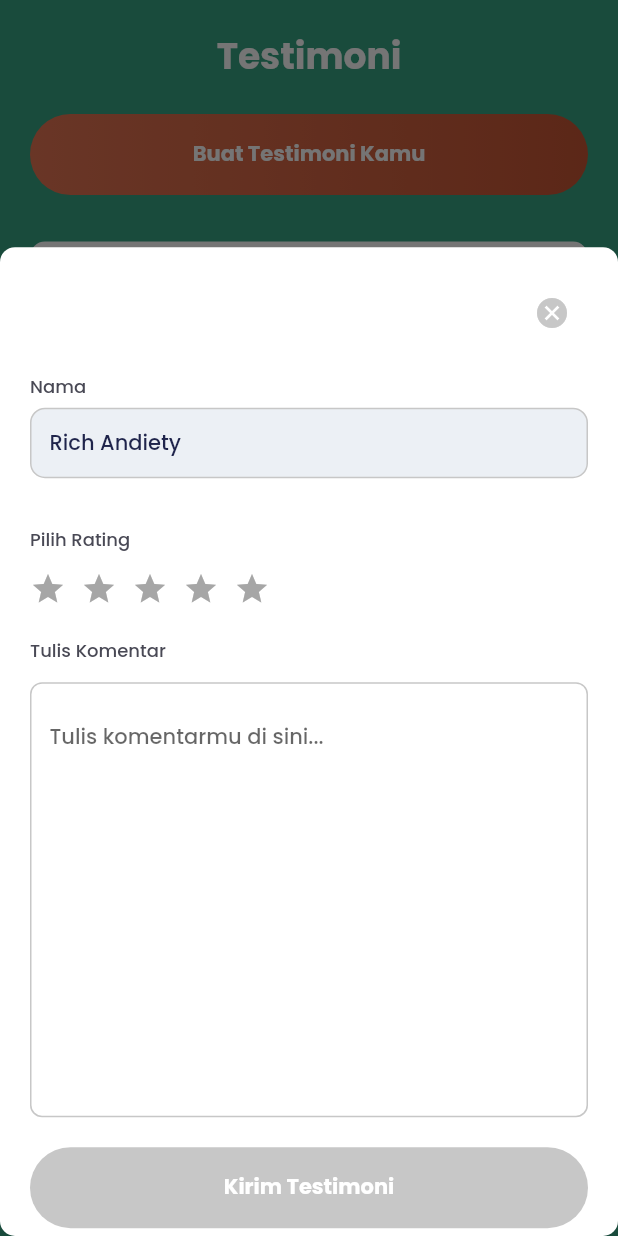
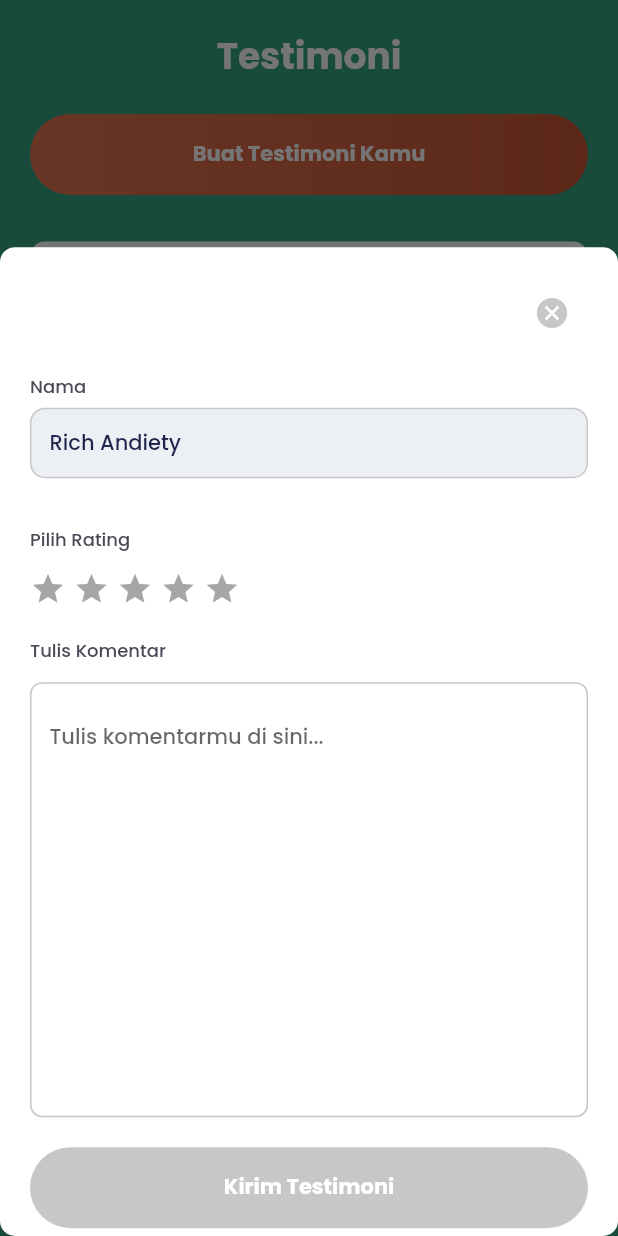
Before and after one commit to irhamnaufal8/lingkar_budaya, a Flutter app: the TestimoniScreen screen opened by its route, scrolled down 371 dp, after a tap on "Buat Testimoni Kamu", on a phone screen of 412 x 824 dp. Run offline on Flutter 3.47's test engine with Material 2 defaults, Android fonts, the phone set to English and light mode, and no system bars; our stand-ins replace flutter_svg.

Commit message:
[FIX] Refactor star button

```diff
--- a/lib/feature/testimoni/testimoni_screen.dart
+++ b/lib/feature/testimoni/testimoni_screen.dart
@@ -93,38 +93,21 @@ class _TestimoniScreenState extends State<TestimoniScreen> {
           crossAxisAlignment: CrossAxisAlignment.start,
           children: [
             Row(
+              children: List<Widget>.generate(5, (index) {
+                return Row(
                   children: [
                     Icon(
                       Icons.star,
-                  color: (data.ratingStar ?? 0) >= 1
+                      color: (data.ratingStar ?? 0) >= (index + 1)
                           ? BaseColors.softBrown
                           : BaseColors.inActiveGrey,
                     ),
-                Icon(
-                  Icons.star,
-                  color: (data.ratingStar ?? 0) >= 2
-                      ? BaseColors.softBrown
-                      : BaseColors.inActiveGrey,
-                ),
-                Icon(
-                  Icons.star,
-                  color: (data.ratingStar ?? 0) >= 3
-                      ? BaseColors.softBrown
-                      : BaseColors.inActiveGrey,
-                ),
-                Icon(
-                  Icons.star,
-                  color: (data.ratingStar ?? 0) >= 4
-                      ? BaseColors.softBrown
-                      : BaseColors.inActiveGrey,
-                ),
-                Icon(
-                  Icons.star,
-                  color: (data.ratingStar ?? 0) >= 5
-                      ? BaseColors.softBrown
-                      : BaseColors.inActiveGrey,
+                    SizedBox(
+                      width: 5,
                     )
                   ],
+                );
+              }),
             ),
             SizedBox(
               height: 12,
@@ -231,81 +214,28 @@ class _TestimoniScreenState extends State<TestimoniScreen> {
                         height: 12,
                       ),
                       Row(
+                          children: List<Widget>.generate(5, (index) {
+                        return Row(
                           children: [
                             InkWell(
                                 onTap: () {
                                   setState(() {
-                                  reviewData.ratingStar = 1;
+                                    reviewData.ratingStar = (index + 1);
                                   });
                                 },
                                 child: Icon(
                                   Icons.star,
-                                color: (reviewData.ratingStar ?? 0) >= 1
+                                  color: (reviewData.ratingStar ?? 0) >=
+                                          (index + 1)
                                       ? BaseColors.softBrown
                                       : BaseColors.inActiveGrey,
                                 )),
                             SizedBox(
-                            width: 10,
+                              width: 5,
                             ),
-                          InkWell(
-                              onTap: () {
-                                setState(() {
-                                  reviewData.ratingStar = 2;
-                                });
-                              },
-                              child: Icon(
-                                Icons.star,
-                                color: (reviewData.ratingStar ?? 0) >= 2
-                                    ? BaseColors.softBrown
-                                    : BaseColors.inActiveGrey,
-                              )),
-                          SizedBox(
-                            width: 10,
-                          ),
-                          InkWell(
-                              onTap: () {
-                                setState(() {
-                                  reviewData.ratingStar = 3;
-                                });
-                              },
-                              child: Icon(
-                                Icons.star,
-                                color: (reviewData.ratingStar ?? 0) >= 3
-                                    ? BaseColors.softBrown
-                                    : BaseColors.inActiveGrey,
-                              )),
-                          SizedBox(
-                            width: 10,
-                          ),
-                          InkWell(
-                              onTap: () {
-                                setState(() {
-                                  reviewData.ratingStar = 4;
-                                });
-                              },
-                              child: Icon(
-                                Icons.star,
-                                color: (reviewData.ratingStar ?? 0) >= 4
-                                    ? BaseColors.softBrown
-                                    : BaseColors.inActiveGrey,
-                              )),
-                          SizedBox(
-                            width: 10,
-                          ),
-                          InkWell(
-                              onTap: () {
-                                setState(() {
-                                  reviewData.ratingStar = 5;
-                                });
-                              },
-                              child: Icon(
-                                Icons.star,
-                                color: (reviewData.ratingStar ?? 0) >= 5
-                                    ? BaseColors.softBrown
-                                    : BaseColors.inActiveGrey,
-                              ))
                           ],
-                      ),
+                        );
+                      })),
                       SizedBox(
                         height: 20,
                       ),
```
Lines whose indentation alone changed are shown as unchanged.
